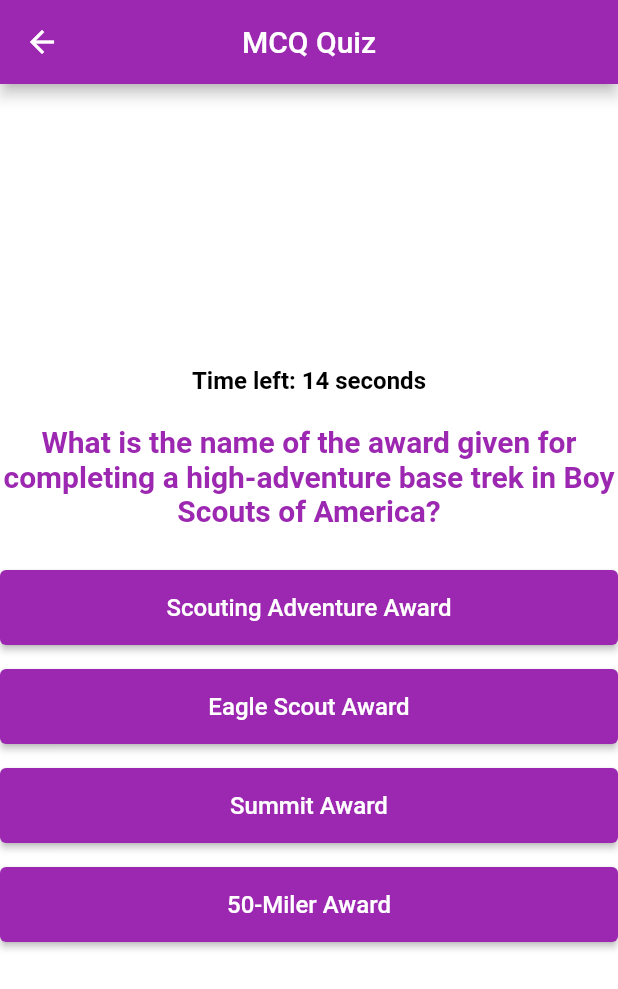
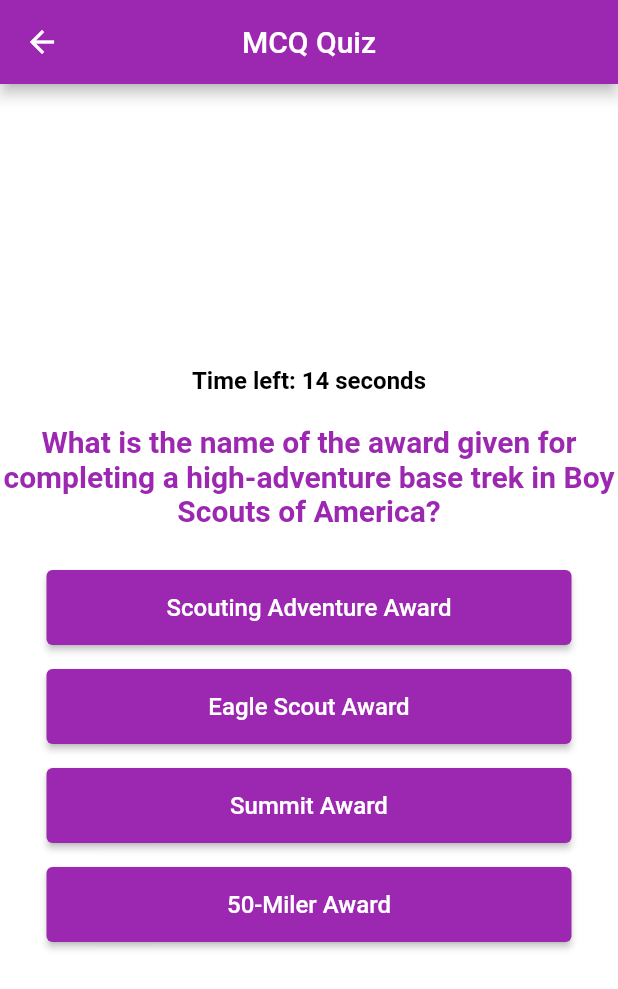
Before and after one commit to karimkaraki99/mcqapp, a Flutter app: the QuizPage screen opened directly, on a phone screen of 412 x 824 dp. Shown: the top 989 px of the screen. Run offline on Flutter 3.47's test engine with Material 2 defaults, Android fonts, the phone set to English and light mode, and no system bars.

Commit message:
elevated button design

```diff
--- a/lib/quiz.dart
+++ b/lib/quiz.dart
@@ -136,7 +136,7 @@
                 },
                 style: ElevatedButton.styleFrom(
                   backgroundColor: Colors.purple,
-                  minimumSize: Size(double.infinity, 50),
+                  minimumSize: Size(350, 50),
                 ),
                 child: Text(answer['text'] as String, style: TextStyle(fontSize: 16)),
               ),
@@ -162,7 +162,7 @@
               },
               style: ElevatedButton.styleFrom(
                 backgroundColor: Colors.purple,
-                minimumSize: Size(double.infinity, 50),
+                minimumSize: Size(200, 50),
               ),
               child: const Text('Restart Quiz', style: TextStyle(fontSize: 16)),
             ),
@@ -172,8 +172,8 @@
                 Navigator.pop(context);
               },
               style: ElevatedButton.styleFrom(
-                backgroundColor: Colors.purple,
-                minimumSize: Size(double.infinity, 50),
+                backgroundColor: Colors.blue,
+                minimumSize: Size(200, 50),
               ),
               child: const Text('Main Page', style: TextStyle(fontSize: 16)),
             ),
```
